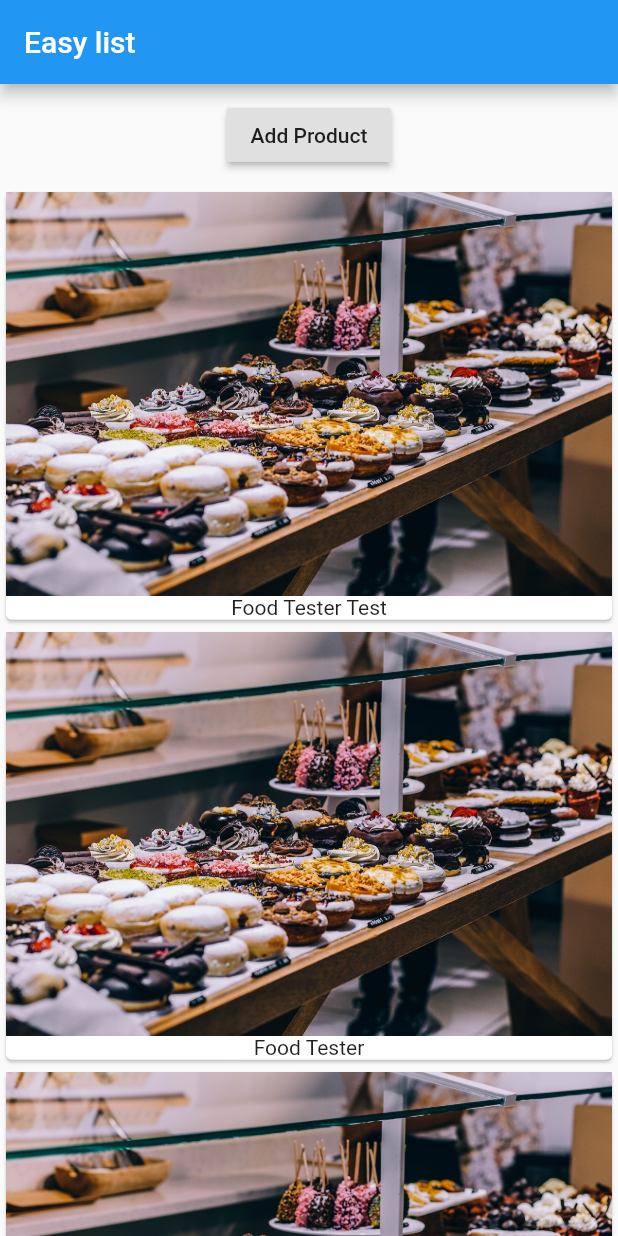
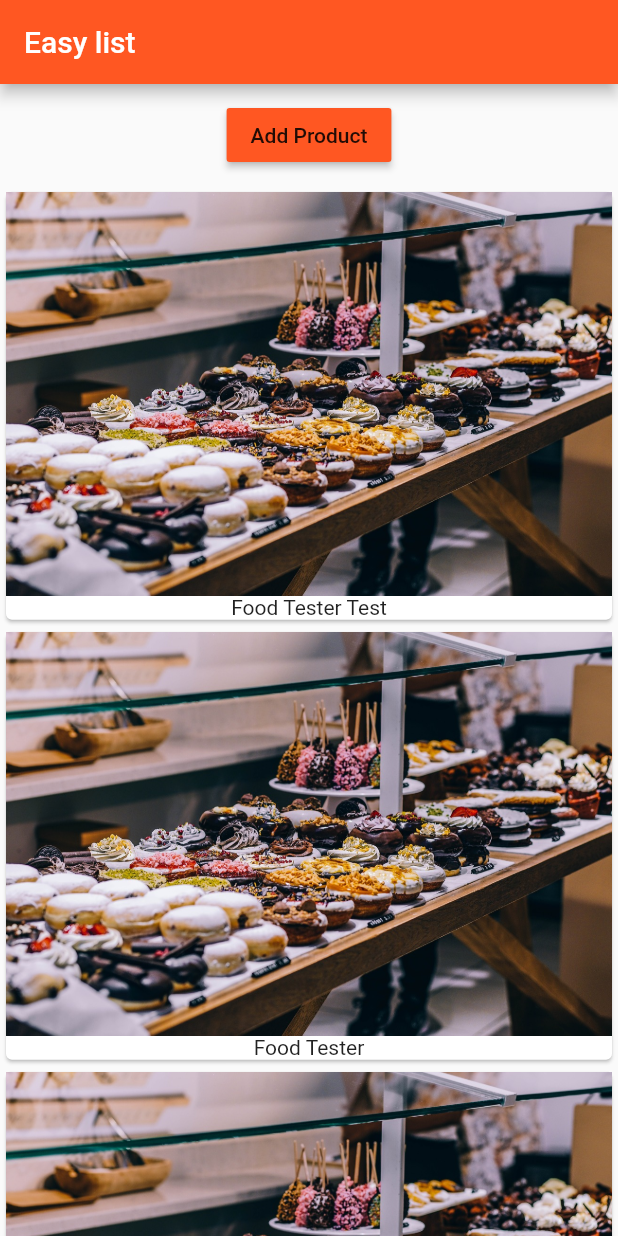
Before and after one commit to kaflan/flutter_lerning_app, a Flutter app: the screen it shows after launch, after a tap on "Add Product", on a phone screen of 412 x 824 dp. Run offline on Flutter 3.47's test engine with Material 2 defaults, Android fonts, the phone set to English and light mode, and no system bars.

Commit message:
Fix:  added button

```diff
--- a/lib/main.dart
+++ b/lib/main.dart
@@ -8,6 +8,11 @@ class App extends StatelessWidget {
   @override
   Widget build(BuildContext context) {
     return MaterialApp(
+      theme: ThemeData(
+        brightness: Brightness.light,
+        primarySwatch: Colors.deepOrange,
+        accentColor: Colors.deepPurple
+      ),
       home: Scaffold(
         appBar: AppBar(
           title: Text('Easy list'),
--- /dev/null
+++ b/lib/product_control.dart
@@ -0,0 +1,23 @@
+import 'package:flutter/material.dart';
+
+class ProductControl extends StatelessWidget {
+  final Function addProduct;
+
+  ProductControl(this.addProduct);
+
+  @override
+  Widget build(BuildContext context) {
+    return RaisedButton(
+      color: Theme.of(context).primaryColor,
+      onPressed: () {
+        addProduct('Sweets');
+        // setState(() {
+        //   _products.add('New Product');
+        // });
+
+        // print(_products);
+      },
+      child: Text('Add Product'),
+    );
+  }
+}
--- a/lib/product_manager.dart
+++ b/lib/product_manager.dart
@@ -1,6 +1,7 @@
 import 'package:flutter/material.dart';
 
 import './product.dart';
+import './product_control.dart';
 
 class ProductManager extends StatefulWidget {
   final String startingProduct;
@@ -20,22 +21,19 @@ class _ProductManagerState extends State<ProductManager> {
     super.initState();
   }
 
+  void _addProduct(String product) {
+    setState(() {
+      _products.add(product);
+    });
+  }
+
   @override
   Widget build(BuildContext context) {
     return Column(
       children: <Widget>[
         Container(
           margin: EdgeInsets.all(10.0),
-          child: RaisedButton(
-            onPressed: () {
-              setState(() {
-                _products.add('New Product');
-              });
-
-              print(_products);
-            },
-            child: Text('Add Product'),
-          ),
+          child: ProductControl(_addProduct),
         ),
         Products(_products)
       ],
```
